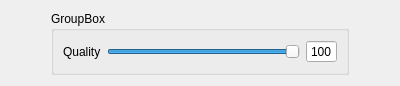
mattykakes/qcvTouchUp, file imagesavewebpmenu.ui: the form before one commit.
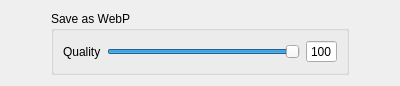
The form after the commit.

Commit message: #48 almost done - UI enhancements left, works functionally

```diff
--- a/imagesavewebpmenu.ui
+++ b/imagesavewebpmenu.ui
@@ -36,7 +36,7 @@
    <item>
     <widget class="QGroupBox" name="groupBox">
      <property name="title">
-      <string>GroupBox</string>
+      <string>Save as WebP</string>
      </property>
      <layout class="QHBoxLayout" name="horizontalLayout_2">
       <item>
```
The commit also changes 2 other files.
